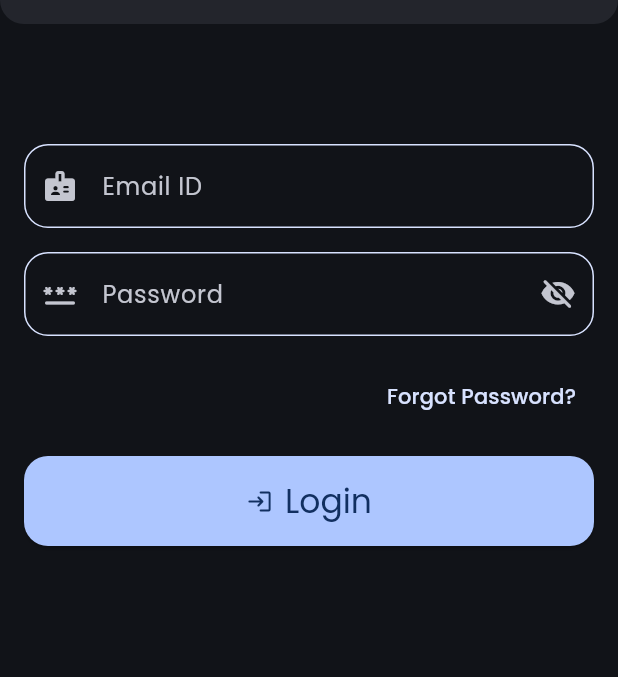
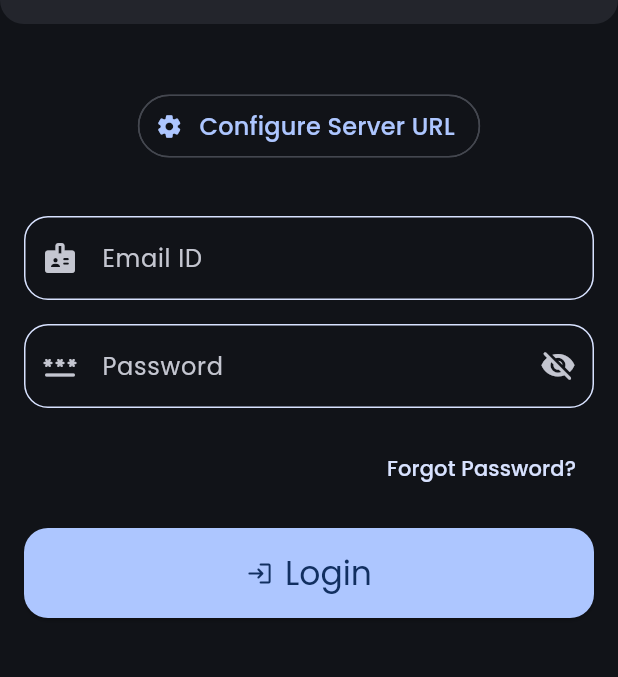
Before and after one commit to Ashrockzzz2003/anokha_admin_app, a Flutter app: the screen it shows after launch, on a phone screen of 412 x 824 dp, the part 324-1001 px from its top. Run offline on Flutter 3.47's test engine with Material 3 defaults, Android fonts, the light colour scheme and no system bars; drawn by our look-alikes of dynamic_color; our stand-ins replace dio, flutter_markdown, fluttertoast, google_fonts, shared_preferences; missing offline and left inert: markdown_editor_plus.

Commit message:
dynamic server URL

```diff
--- a/lib/auth/login_screen.dart
+++ b/lib/auth/login_screen.dart
@@ -6,6 +6,7 @@ import 'package:anokha_admin/finance/home_screen.dart';
 import 'package:anokha_admin/gate_entry_exit/home_screen.dart';
 import 'package:anokha_admin/global_event_attendance/home_screen.dart';
 import 'package:anokha_admin/local_event_attendance/home_screen.dart';
+import 'package:anokha_admin/settings.dart';
 import 'package:anokha_admin/super_admin/home_screen.dart';
 import 'package:anokha_admin/util/404.dart';
 import 'package:anokha_admin/util/api.dart';
@@ -219,7 +220,42 @@ class _LoginScreenState extends State<LoginScreen> {
                         crossAxisAlignment: CrossAxisAlignment.center,
                         children: [
                           const SizedBox(
-                            height: 72.0,
+                            height: 36.0,
+                          ),
+                          InkWell(
+                            onTap: () {
+                              Navigator.of(context).push(
+                                CupertinoPageRoute(
+                                  builder: (context) {
+                                    return const SettingsScreen();
+                                  },
+                                ),
+                              );
+                            },
+                            borderRadius: BorderRadius.circular(32.0),
+                            child: Chip(
+                              label: Text(
+                                "Configure Server URL",
+                                style: GoogleFonts.poppins(
+                                  textStyle:
+                                      Theme.of(context).textTheme.titleMedium,
+                                  fontWeight: FontWeight.w500,
+                                  color: Theme.of(context).colorScheme.primary,
+                                ),
+                              ),
+                              backgroundColor: Colors.transparent,
+                              shape: RoundedRectangleBorder(
+                                borderRadius: BorderRadius.circular(32.0),
+                              ),
+                              padding: const EdgeInsets.all(8.0),
+                              avatar: Icon(
+                                Icons.settings_rounded,
+                                color: Theme.of(context).colorScheme.primary,
+                              ),
+                            ),
+                          ),
+                          const SizedBox(
+                            height: 36.0,
                           ),
                           TextFormField(
                             keyboardType: TextInputType.emailAddress,
--- a/lib/util/api.dart
+++ b/lib/util/api.dart
@@ -1,29 +1,38 @@
+import 'package:anokha_admin/util/data_validator.dart';
+import 'package:flutter/cupertino.dart';
+
+String _baseUrl = "https://anokha.amrita.edu/api";
+
 class API {
-  // final String baseUrl = "http://localhost:5000/api";
-  // final String baseUrl = "https://web.abhinavramakrishnan.tech/api";
-  final String baseUrl = "https://anokha.amrita.edu/api";
+  // final String _baseUrl = "http://localhost:5000/api";
+  // final String _baseUrl = "https://web.abhinavramakrishnan.tech/api";
 
-  String get loginUrl => "$baseUrl/auth/loginOfficial";
-  String get forgotPasswordUrl => "$baseUrl/auth/forgotPasswordOfficial";
-  String get resetPasswordUrl => "$baseUrl/auth/resetPasswordOfficial";
-  String get registerOfficialUrl => "$baseUrl/auth/registerOfficial";
-  String get getAllOfficialsUrl => "$baseUrl/admin/getAllOfficials";
-  String get toggleOfficialStatusUrl => "$baseUrl/admin/toggleOfficialStatus";
+  bool setBaseUrl(String url) {
+    debugPrint("Setting base url to: $url");
+    _baseUrl = url;
+    return true;
+  }
 
-  String get profileUrl => "$baseUrl/admin/getOfficialProfile";
-  String get editProfileUrl => "$baseUrl/admin/editOfficialProfile";
+  String get baseUrl => _baseUrl;
 
-  String get getAllTagsUrl => "$baseUrl/admin/getAllTags";
-  String get createTagUrl => "$baseUrl/admin/addTag";
-  String get toggleTagStatusUrl => "$baseUrl/admin/toggleTagStatus";
+  String get loginUrl => "$_baseUrl/auth/loginOfficial";
+  String get forgotPasswordUrl => "$_baseUrl/auth/forgotPasswordOfficial";
+  String get resetPasswordUrl => "$_baseUrl/auth/resetPasswordOfficial";
+  String get registerOfficialUrl => "$_baseUrl/auth/registerOfficial";
+  String get getAllOfficialsUrl => "$_baseUrl/admin/getAllOfficials";
+  String get toggleOfficialStatusUrl => "$_baseUrl/admin/toggleOfficialStatus";
 
+  String get profileUrl => "$_baseUrl/admin/getOfficialProfile";
+  String get editProfileUrl => "$_baseUrl/admin/editOfficialProfile";
 
-  String get getAllDepartmentsUrl => "$baseUrl/admin/getDepartments";
+  String get getAllTagsUrl => "$_baseUrl/admin/getAllTags";
+  String get createTagUrl => "$_baseUrl/admin/addTag";
+  String get toggleTagStatusUrl => "$_baseUrl/admin/toggleTagStatus";
 
-  String get getAllEventsUrl => "$baseUrl/admin/getOfficialEvents";
-  String get createEventUrl => "$baseUrl/admin/createEvent";
-  String get updateEventUrl => "$baseUrl/admin/editEventData";
-  String get getIndividualEventPrefixUrl => "$baseUrl/user/getEventData";
+  String get getAllDepartmentsUrl => "$_baseUrl/admin/getDepartments";
 
-
+  String get getAllEventsUrl => "$_baseUrl/admin/getOfficialEvents";
+  String get createEventUrl => "$_baseUrl/admin/createEvent";
+  String get updateEventUrl => "$_baseUrl/admin/editEventData";
+  String get getIndividualEventPrefixUrl => "$_baseUrl/user/getEventData";
 }
```
Also changed, not shown: lib/settings.dart (added, +207 -0 lines).
